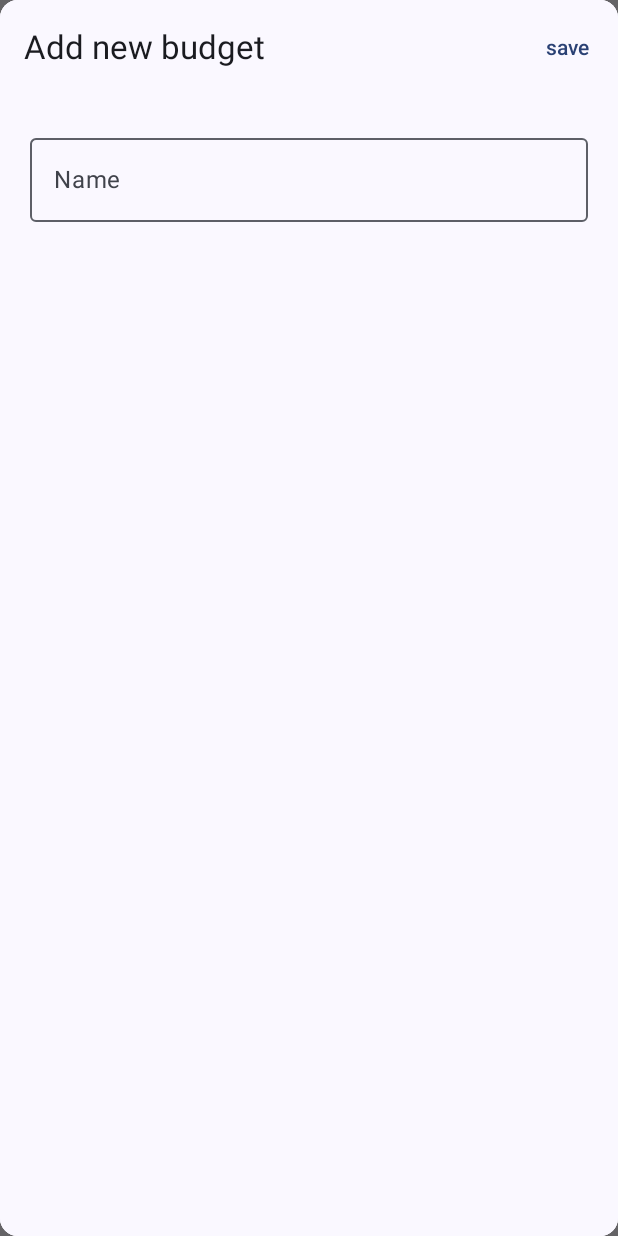
After one commit to prax19/budgat-guard-app-android, an Android app built with Jetpack Compose: the composable AddEditBudgetDialog shown on its own in the app's theme, on a phone screen of 412 x 824 dp. The commit adds this screen. Run offline under Robolectric (Android 15) with nearby library versions, the phone set to English and light mode, and no system bars; 2 statements that could not run were skipped.

Commit message:
Add budget posting function

```diff
--- a/app/src/main/java/com/prax19/budgetguard/app/android/api/BudgetGuardAPI.kt
+++ b/app/src/main/java/com/prax19/budgetguard/app/android/api/BudgetGuardAPI.kt
@@ -13,6 +13,12 @@ interface BudgetGuardApi {
     companion object {
         const val BASE_URL = "http://192.168.0.205:8080/api/v1/"
     }
+
+    @POST("budget")
+    suspend fun postBudget(
+        @Header("Authorization") auth: String,
+        @Body operationDTO: BudgetDTO
+    )
 
     @GET("budget/{id}")
     suspend fun getBudget(
--- /dev/null
+++ b/app/src/main/java/com/prax19/budgetguard/app/android/presentation/MainScreen/AddEditBudgetDialog.kt
@@ -0,0 +1,114 @@
+package com.prax19.budgetguard.app.android.presentation.MainScreen
+
+import android.annotation.SuppressLint
+import androidx.compose.foundation.layout.Column
+import androidx.compose.foundation.layout.fillMaxSize
+import androidx.compose.foundation.layout.fillMaxWidth
+import androidx.compose.foundation.layout.padding
+import androidx.compose.foundation.text.KeyboardActions
+import androidx.compose.foundation.text.KeyboardOptions
+import androidx.compose.material3.AlertDialog
+import androidx.compose.material3.Card
+import androidx.compose.material3.ExperimentalMaterial3Api
+import androidx.compose.material3.OutlinedTextField
+import androidx.compose.material3.Scaffold
+import androidx.compose.material3.Surface
+import androidx.compose.material3.Text
+import androidx.compose.material3.TextButton
+import androidx.compose.material3.TopAppBar
+import androidx.compose.runtime.Composable
+import androidx.compose.runtime.getValue
+import androidx.compose.runtime.mutableStateOf
+import androidx.compose.runtime.remember
+import androidx.compose.runtime.setValue
+import androidx.compose.ui.Modifier
+import androidx.compose.ui.focus.FocusRequester
+import androidx.compose.ui.focus.focusRequester
+import androidx.compose.ui.text.input.ImeAction
+import androidx.compose.ui.unit.dp
+import androidx.compose.ui.window.DialogProperties
+
+@OptIn(ExperimentalMaterial3Api::class)
+@SuppressLint("UnusedMaterial3ScaffoldPaddingParameter")
+@Composable
+fun AddEditBudgetDialog(
+    onSave: (name: String) -> Unit,
+    onDismissRequest: () -> Unit
+) {
+
+    val saveButtonFocusRequester = remember { FocusRequester() }
+
+    var name by remember { mutableStateOf("") }
+    val nameFocusRequester = remember { FocusRequester() }
+
+    AlertDialog(
+        onDismissRequest = onDismissRequest,
+        properties = DialogProperties(
+            usePlatformDefaultWidth = false
+        )
+    ) {
+        Card {
+            Scaffold(
+                topBar = {
+                    TopAppBar(
+                        title = {
+                            Text(text = "Add new budget")
+                        },
+                        actions = {
+                            TextButton(
+                                modifier = Modifier
+                                    .focusRequester(saveButtonFocusRequester),
+                                onClick = {
+                                    onSave(name)
+                                }
+                            ) {
+                                Text("save")
+                            }
+                        }
+                    )
+                },
+                content = {
+                    Surface(
+                        modifier = Modifier
+                            .fillMaxSize()
+                            .padding(bottom = it.calculateBottomPadding())
+                            .padding(top = it.calculateTopPadding())
+                    ) {
+                        Column(
+                            modifier = Modifier
+                                .padding(16.dp)
+                        ) {
+
+                            OutlinedTextField(
+                                modifier = Modifier
+                                    .fillMaxWidth()
+                                    .focusRequester(nameFocusRequester)
+                                    .padding(4.dp),
+                                value = name,
+                                onValueChange = {
+                                    name = it
+                                },
+                                placeholder = {
+                                    Text(text = "Your budget name")
+                                },
+                                singleLine = true,
+                                label = {
+                                    Text(text = "Name")
+                                },
+                                keyboardOptions = KeyboardOptions(
+                                    imeAction = ImeAction.Next
+                                ),
+                                keyboardActions = KeyboardActions(
+                                    onAny = {
+                                        saveButtonFocusRequester.requestFocus()
+                                    }
+                                )
+                            )
+                        }
+                    }
+                }
+            )
+        }
+    }
+
+}
```
Also changed, not shown: app/src/main/java/com/prax19/budgetguard/app/android/presentation/BudgetScreen/BudgetDetailsScreen.kt (+5 -7 lines), app/src/main/java/com/prax19/budgetguard/app/android/presentation/MainScreen/MainScreen.kt (+44 -4 lines), app/src/main/java/com/prax19/budgetguard/app/android/presentation/MainScreen/MainScreenViewModel.kt (+15 -2 lines).
